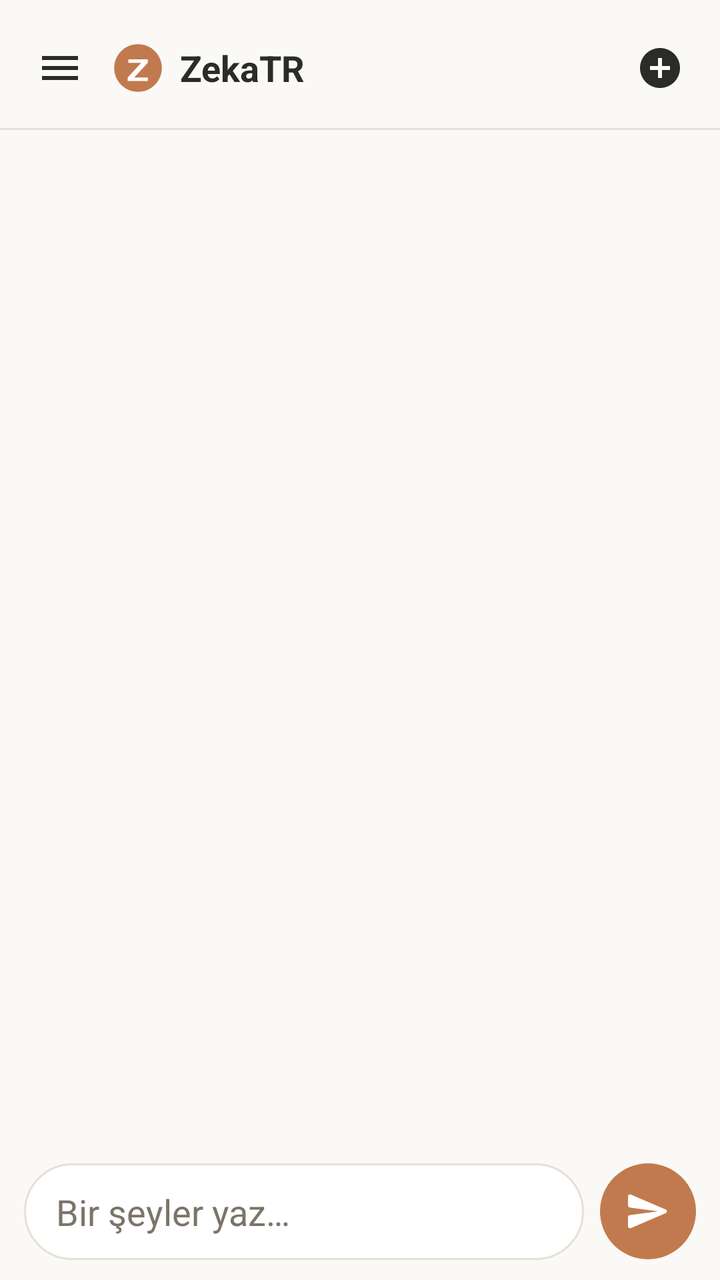
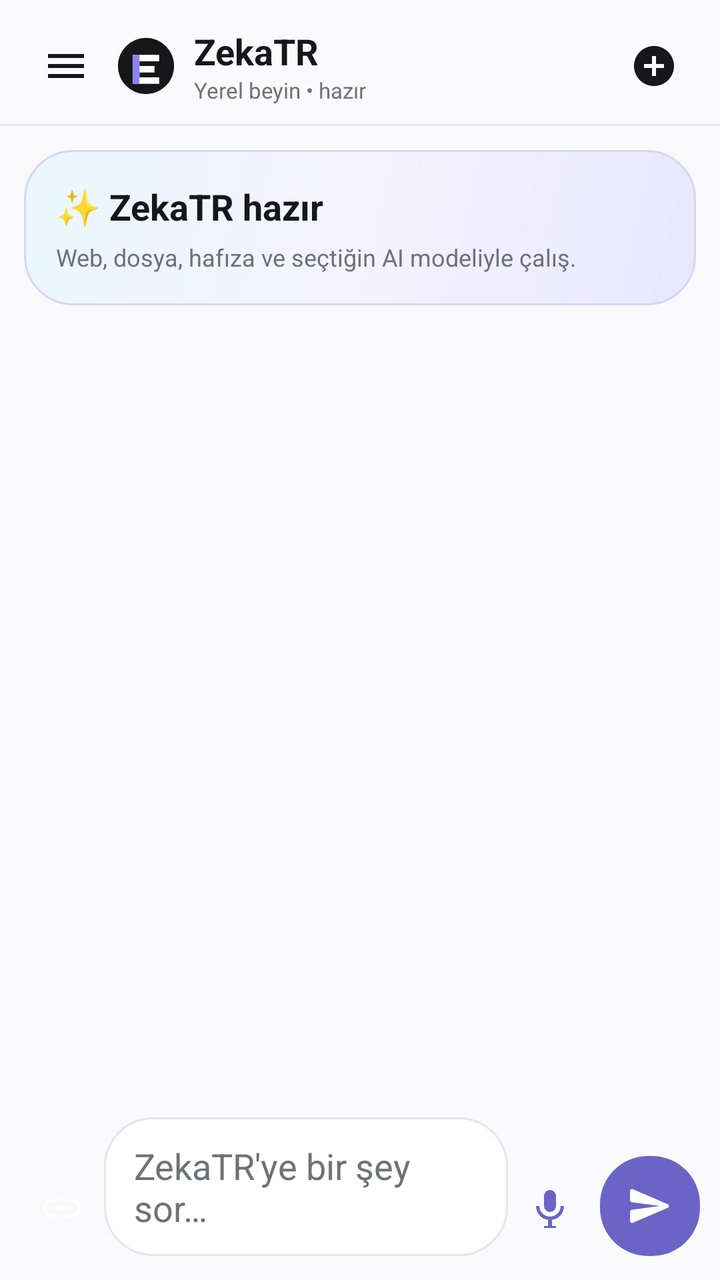

The first picture is an Android layout as it rendered before a commit; the second is the same layout after the commit. The layout source and the unified diff follow.
<!-- AndroidManifest.xml: activity theme Theme.ZekaTR -->
<!-- res/layout/activity_main.xml -->
<?xml version="1.0" encoding="utf-8"?>
<androidx.drawerlayout.widget.DrawerLayout
    xmlns:android="http://schemas.android.com/apk/res/android"
    xmlns:app="http://schemas.android.com/apk/res-auto"
    android:id="@+id/drawerLayout"
    android:layout_width="match_parent"
    android:layout_height="match_parent">

<androidx.constraintlayout.widget.ConstraintLayout
    android:layout_width="match_parent"
    android:layout_height="match_parent"
    android:background="@color/bg_main">

    
    <LinearLayout
        android:id="@+id/topBar"
        android:layout_width="0dp"
        android:layout_height="wrap_content"
        android:orientation="horizontal"
        android:gravity="center_vertical"
        android:paddingHorizontal="10dp"
        android:paddingTop="14dp"
        android:paddingBottom="10dp"
        app:layout_constraintTop_toTopOf="parent"
        app:layout_constraintStart_toStartOf="parent"
        app:layout_constraintEnd_toEndOf="parent">

        <ImageButton
            android:id="@+id/btnMenu"
            android:layout_width="40dp"
            android:layout_height="40dp"
            android:background="?attr/selectableItemBackgroundBorderless"
            android:src="@drawable/ic_menu"
            android:contentDescription="@string/menu_desc"
            android:scaleType="center" />

        <ImageView
            android:layout_width="26dp"
            android:layout_height="26dp"
            android:layout_marginStart="6dp"
            android:src="@drawable/ic_logo"
            android:contentDescription="@string/app_name" />

        <TextView
            android:layout_width="0dp"
            android:layout_height="wrap_content"
            android:layout_weight="1"
            android:layout_marginStart="8dp"
            android:text="@string/app_name"
            android:textColor="@color/text_primary"
            android:textSize="18sp"
            android:textStyle="bold" />

        <ImageButton
            android:id="@+id/btnNewChat"
            android:layout_width="40dp"
            android:layout_height="40dp"
            android:background="?attr/selectableItemBackgroundBorderless"
            android:src="@drawable/ic_new_chat"
            android:contentDescription="@string/history_new_chat"
            android:scaleType="center" />
    </LinearLayout>

    <View
        android:id="@+id/topDivider"
        android:layout_width="0dp"
        android:layout_height="1dp"
        android:background="@color/divider"
        app:layout_constraintTop_toBottomOf="@id/topBar"
        app:layout_constraintStart_toStartOf="parent"
        app:layout_constraintEnd_toEndOf="parent" />

    
    <androidx.recyclerview.widget.RecyclerView
        android:id="@+id/recyclerMessages"
        android:layout_width="0dp"
        android:layout_height="0dp"
        android:clipToPadding="false"
        android:paddingHorizontal="12dp"
        android:paddingTop="12dp"
        android:paddingBottom="12dp"
        app:layout_constraintTop_toBottomOf="@id/topDivider"
        app:layout_constraintBottom_toTopOf="@id/inputBar"
        app:layout_constraintStart_toStartOf="parent"
        app:layout_constraintEnd_toEndOf="parent" />

    
    <LinearLayout
        android:id="@+id/inputBar"
        android:layout_width="0dp"
        android:layout_height="wrap_content"
        android:orientation="horizontal"
        android:gravity="center_vertical"
        android:paddingHorizontal="12dp"
        android:paddingVertical="10dp"
        app:layout_constraintBottom_toBottomOf="parent"
        app:layout_constraintStart_toStartOf="parent"
        app:layout_constraintEnd_toEndOf="parent">

        <EditText
            android:id="@+id/editMessage"
            android:layout_width="0dp"
            android:layout_height="wrap_content"
            android:layout_weight="1"
            android:background="@drawable/bg_input"
            android:hint="@string/hint_message"
            android:textColorHint="@color/text_secondary"
            android:textColor="@color/text_primary"
            android:paddingHorizontal="16dp"
            android:paddingVertical="12dp"
            android:maxLines="5"
            android:inputType="textMultiLine|textCapSentences" />

        <ImageButton
            android:id="@+id/btnSend"
            android:layout_width="48dp"
            android:layout_height="48dp"
            android:layout_marginStart="8dp"
            android:background="@drawable/bg_send_button"
            android:src="@drawable/ic_send"
            android:contentDescription="@string/send"
            android:scaleType="center" />
    </LinearLayout>

</androidx.constraintlayout.widget.ConstraintLayout>

    
    <include
        layout="@layout/drawer_content"
        android:layout_width="300dp"
        android:layout_height="match_parent"
        android:layout_gravity="start" />

</androidx.drawerlayout.widget.DrawerLayout>
<!-- res/layout/drawer_content.xml (included above) -->
<?xml version="1.0" encoding="utf-8"?>
<LinearLayout xmlns:android="http://schemas.android.com/apk/res/android"
    android:layout_width="match_parent"
    android:layout_height="match_parent"
    android:orientation="vertical"
    android:background="@color/bg_main"
    android:paddingTop="32dp">

    <TextView
        android:layout_width="wrap_content"
        android:layout_height="wrap_content"
        android:layout_marginStart="20dp"
        android:layout_marginBottom="24dp"
        android:text="@string/app_name"
        android:textColor="@color/text_primary"
        android:textSize="24sp"
        android:textStyle="bold" />

    <LinearLayout
        android:id="@+id/rowNewChat"
        android:layout_width="match_parent"
        android:layout_height="wrap_content"
        android:orientation="horizontal"
        android:gravity="center_vertical"
        android:clickable="true"
        android:focusable="true"
        android:background="?attr/selectableItemBackground"
        android:paddingHorizontal="20dp"
        android:paddingVertical="14dp">

        <ImageView
            android:layout_width="22dp"
            android:layout_height="22dp"
            android:src="@drawable/ic_new_chat"
            android:contentDescription="@string/history_new_chat" />

        <TextView
            android:layout_width="wrap_content"
            android:layout_height="wrap_content"
            android:layout_marginStart="16dp"
            android:text="@string/history_new_chat"
            android:textColor="@color/text_primary"
            android:textSize="15sp" />
    </LinearLayout>

    <LinearLayout
        android:id="@+id/rowHistory"
        android:layout_width="match_parent"
        android:layout_height="wrap_content"
        android:orientation="horizontal"
        android:gravity="center_vertical"
        android:clickable="true"
        android:focusable="true"
        android:background="?attr/selectableItemBackground"
        android:paddingHorizontal="20dp"
        android:paddingVertical="14dp">

        <ImageView
            android:layout_width="22dp"
            android:layout_height="22dp"
            android:src="@drawable/ic_history"
            android:contentDescription="@string/history_title" />

        <TextView
            android:layout_width="wrap_content"
            android:layout_height="wrap_content"
            android:layout_marginStart="16dp"
            android:text="@string/history_title"
            android:textColor="@color/text_primary"
            android:textSize="15sp" />
    </LinearLayout>

    <View
        android:layout_width="match_parent"
        android:layout_height="1dp"
        android:layout_marginVertical="8dp"
        android:background="@color/divider" />

    <LinearLayout
        android:id="@+id/rowSettings"
        android:layout_width="match_parent"
        android:layout_height="wrap_content"
        android:orientation="horizontal"
        android:gravity="center_vertical"
        android:clickable="true"
        android:focusable="true"
        android:background="?attr/selectableItemBackground"
        android:paddingHorizontal="20dp"
        android:paddingVertical="14dp">

        <ImageView
            android:layout_width="22dp"
            android:layout_height="22dp"
            android:src="@drawable/ic_settings"
            android:contentDescription="@string/settings_title" />

        <TextView
            android:layout_width="wrap_content"
            android:layout_height="wrap_content"
            android:layout_marginStart="16dp"
            android:text="@string/settings_title"
            android:textColor="@color/text_primary"
            android:textSize="15sp" />
    </LinearLayout>

    <View
        android:layout_width="0dp"
        android:layout_height="0dp"
        android:layout_weight="1" />

    <View
        android:layout_width="match_parent"
        android:layout_height="1dp"
        android:background="@color/divider" />

    <LinearLayout
        android:layout_width="match_parent"
        android:layout_height="wrap_content"
        android:orientation="horizontal"
        android:gravity="center_vertical"
        android:padding="18dp">

        <TextView
            android:id="@+id/textDrawerAvatar"
            android:layout_width="32dp"
            android:layout_height="32dp"
            android:background="@drawable/bg_avatar_circle"
            android:gravity="center"
            android:text="Z"
            android:textColor="@color/white"
            android:textStyle="bold" />

        <TextView
            android:id="@+id/textDrawerName"
            android:layout_width="wrap_content"
            android:layout_height="wrap_content"
            android:layout_marginStart="12dp"
            android:textColor="@color/text_primary"
            android:textSize="14sp" />
    </LinearLayout>
</LinearLayout>
<!-- resources referenced by this layout -->
<resources>
  <color name="bg_main">#FAF9F6</color>
  <color name="divider">#E5E1D8</color>
  <color name="text_primary">#2B2B29</color>
  <color name="text_secondary">#7A7568</color>
  <color name="white">#FFFFFF</color>
  <!-- drawable bg_avatar_circle (drawable) -->
  <?xml version="1.0" encoding="utf-8"?>
  <shape xmlns:android="http://schemas.android.com/apk/res/android"
      android:shape="oval">
      <solid android:color="@color/accent" />
  </shape>
  <!-- drawable bg_input (drawable) -->
  <?xml version="1.0" encoding="utf-8"?>
  <shape xmlns:android="http://schemas.android.com/apk/res/android">
      <solid android:color="@color/white" />
      <stroke android:width="1dp" android:color="@color/divider" />
      <corners android:radius="24dp" />
  </shape>
  <!-- drawable bg_send_button (drawable) -->
  <?xml version="1.0" encoding="utf-8"?>
  <shape xmlns:android="http://schemas.android.com/apk/res/android">
      <solid android:color="@color/accent" />
      <corners android:radius="24dp" />
  </shape>
  <!-- drawable ic_logo (drawable) -->
  <?xml version="1.0" encoding="utf-8"?>
  <vector xmlns:android="http://schemas.android.com/apk/res/android"
      android:width="48dp"
      android:height="48dp"
      android:viewportWidth="48"
      android:viewportHeight="48">
      <path
          android:fillColor="#C17A4E"
          android:pathData="M24,2 C11.85,2 2,11.85 2,24 C2,36.15 11.85,46 24,46 C36.15,46 46,36.15 46,24 C46,11.85 36.15,2 24,2 Z" />
      <path
          android:fillColor="#FFFFFF"
          android:pathData="M15,16 h18 v3.2 l-12.5,13.6 h12.5 v3.2 h-18.5 v-3.2 l12.5,-13.6 h-12 z" />
  </vector>
  <!-- drawable ic_menu (drawable) -->
  <?xml version="1.0" encoding="utf-8"?>
  <vector xmlns:android="http://schemas.android.com/apk/res/android"
      android:width="24dp"
      android:height="24dp"
      android:viewportWidth="24"
      android:viewportHeight="24"
      android:tint="@color/text_primary">
      <path
          android:fillColor="@android:color/white"
          android:pathData="M3,6h18v2H3V6zM3,11h18v2H3V11zM3,16h18v2H3V16z" />
  </vector>
  <string name="app_name">ZekaTR</string>
  <string name="hint_message">Bir şeyler yaz…</string>
  <string name="history_new_chat">Yeni Sohbet</string>
  <string name="history_title">Sohbetler</string>
  <string name="menu_desc">Menü</string>
  <string name="send">Gönder</string>
  <string name="settings_title">Ayarlar</string>
  <color name="accent">#C17A4E</color>
  <color name="accent_dark">#A2603A</color>
  <!-- unchanged entries left out for length: 5 -->
</resources>

<!-- the commit's change to res/layout/activity_main.xml (unified diff, before → after) -->
@@ -1,136 +1,29 @@
 <?xml version="1.0" encoding="utf-8"?>
-<androidx.drawerlayout.widget.DrawerLayout
-    xmlns:android="http://schemas.android.com/apk/res/android"
-    xmlns:app="http://schemas.android.com/apk/res-auto"
-    android:id="@+id/drawerLayout"
-    android:layout_width="match_parent"
-    android:layout_height="match_parent">
-
-<androidx.constraintlayout.widget.ConstraintLayout
-    android:layout_width="match_parent"
-    android:layout_height="match_parent"
-    android:background="@color/bg_main">
-
-    
-    <LinearLayout
-        android:id="@+id/topBar"
-        android:layout_width="0dp"
-        android:layout_height="wrap_content"
-        android:orientation="horizontal"
-        android:gravity="center_vertical"
-        android:paddingHorizontal="10dp"
-        android:paddingTop="14dp"
-        android:paddingBottom="10dp"
-        app:layout_constraintTop_toTopOf="parent"
-        app:layout_constraintStart_toStartOf="parent"
-        app:layout_constraintEnd_toEndOf="parent">
-
-        <ImageButton
-            android:id="@+id/btnMenu"
-            android:layout_width="40dp"
-            android:layout_height="40dp"
-            android:background="?attr/selectableItemBackgroundBorderless"
-            android:src="@drawable/ic_menu"
-            android:contentDescription="@string/menu_desc"
-            android:scaleType="center" />
-
-        <ImageView
-            android:layout_width="26dp"
-            android:layout_height="26dp"
-            android:layout_marginStart="6dp"
-            android:src="@drawable/ic_logo"
-            android:contentDescription="@string/app_name" />
-
-        <TextView
-            android:layout_width="0dp"
-            android:layout_height="wrap_content"
-            android:layout_weight="1"
-            android:layout_marginStart="8dp"
-            android:text="@string/app_name"
-            android:textColor="@color/text_primary"
-            android:textSize="18sp"
-            android:textStyle="bold" />
-
-        <ImageButton
-            android:id="@+id/btnNewChat"
-            android:layout_width="40dp"
-            android:layout_height="40dp"
-            android:background="?attr/selectableItemBackgroundBorderless"
-            android:src="@drawable/ic_new_chat"
-            android:contentDescription="@string/history_new_chat"
-            android:scaleType="center" />
-    </LinearLayout>
-
-    <View
-        android:id="@+id/topDivider"
-        android:layout_width="0dp"
-        android:layout_height="1dp"
-        android:background="@color/divider"
-        app:layout_constraintTop_toBottomOf="@id/topBar"
-        app:layout_constraintStart_toStartOf="parent"
-        app:layout_constraintEnd_toEndOf="parent" />
-
-    
-    <androidx.recyclerview.widget.RecyclerView
-        android:id="@+id/recyclerMessages"
-        android:layout_width="0dp"
-        android:layout_height="0dp"
-        android:clipToPadding="false"
-        android:paddingHorizontal="12dp"
-        android:paddingTop="12dp"
-        android:paddingBottom="12dp"
-        app:layout_constraintTop_toBottomOf="@id/topDivider"
-        app:layout_constraintBottom_toTopOf="@id/inputBar"
-        app:layout_constraintStart_toStartOf="parent"
-        app:layout_constraintEnd_toEndOf="parent" />
-
-    
-    <LinearLayout
-        android:id="@+id/inputBar"
-        android:layout_width="0dp"
-        android:layout_height="wrap_content"
-        android:orientation="horizontal"
-        android:gravity="center_vertical"
-        android:paddingHorizontal="12dp"
-        android:paddingVertical="10dp"
-        app:layout_constraintBottom_toBottomOf="parent"
-        app:layout_constraintStart_toStartOf="parent"
-        app:layout_constraintEnd_toEndOf="parent">
-
-        <EditText
-            android:id="@+id/editMessage"
-            android:layout_width="0dp"
-            android:layout_height="wrap_content"
-            android:layout_weight="1"
-            android:background="@drawable/bg_input"
-            android:hint="@string/hint_message"
-            android:textColorHint="@color/text_secondary"
-            android:textColor="@color/text_primary"
-            android:paddingHorizontal="16dp"
-            android:paddingVertical="12dp"
-            android:maxLines="5"
-            android:inputType="textMultiLine|textCapSentences" />
-
-        <ImageButton
-            android:id="@+id/btnSend"
-            android:layout_width="48dp"
-            android:layout_height="48dp"
-            android:layout_marginStart="8dp"
-            android:background="@drawable/bg_send_button"
-            android:src="@drawable/ic_send"
-            android:contentDescription="@string/send"
-            android:scaleType="center" />
-    </LinearLayout>
-
-</androidx.constraintlayout.widget.ConstraintLayout>
-
-    
-    <include
-        layout="@layout/drawer_content"
-        android:layout_width="300dp"
-        android:layout_height="match_parent"
-        android:layout_gravity="start" />
-
+<androidx.drawerlayout.widget.DrawerLayout xmlns:android="http://schemas.android.com/apk/res/android" xmlns:app="http://schemas.android.com/apk/res-auto" android:id="@+id/drawerLayout" android:layout_width="match_parent" android:layout_height="match_parent">
+    <androidx.constraintlayout.widget.ConstraintLayout android:layout_width="match_parent" android:layout_height="match_parent" android:background="@color/bg_main">
+        <LinearLayout android:id="@+id/topBar" android:layout_width="0dp" android:layout_height="wrap_content" android:orientation="horizontal" android:gravity="center_vertical" android:paddingHorizontal="12dp" android:paddingTop="12dp" android:paddingBottom="8dp" app:layout_constraintTop_toTopOf="parent" app:layout_constraintStart_toStartOf="parent" app:layout_constraintEnd_toEndOf="parent">
+            <ImageButton android:id="@+id/btnMenu" android:layout_width="42dp" android:layout_height="42dp" android:background="?attr/selectableItemBackgroundBorderless" android:src="@drawable/ic_menu" android:contentDescription="Menü" />
+            <ImageView android:layout_width="30dp" android:layout_height="30dp" android:layout_marginStart="4dp" android:src="@drawable/ic_logo" android:contentDescription="ZekaTR" />
+            <LinearLayout android:layout_width="0dp" android:layout_height="wrap_content" android:layout_weight="1" android:orientation="vertical" android:layout_marginStart="9dp">
+                <TextView android:layout_width="wrap_content" android:layout_height="wrap_content" android:text="ZekaTR" android:textColor="@color/text_primary" android:textSize="18sp" android:textStyle="bold" />
+                <TextView android:id="@+id/textModelStatus" android:layout_width="wrap_content" android:layout_height="wrap_content" android:text="Yerel beyin • hazır" android:textColor="@color/text_secondary" android:textSize="11sp" />
+            </LinearLayout>
+            <ImageButton android:id="@+id/btnNewChat" android:layout_width="42dp" android:layout_height="42dp" android:background="?attr/selectableItemBackgroundBorderless" android:src="@drawable/ic_new_chat" android:contentDescription="Yeni sohbet" />
+        </LinearLayout>
+        <View android:id="@+id/topDivider" android:layout_width="0dp" android:layout_height="1dp" android:background="@color/divider" app:layout_constraintTop_toBottomOf="@id/topBar" app:layout_constraintStart_toStartOf="parent" app:layout_constraintEnd_toEndOf="parent" />
+        <LinearLayout android:id="@+id/quickCard" android:layout_width="0dp" android:layout_height="wrap_content" android:orientation="vertical" android:padding="16dp" android:layout_margin="12dp" android:background="@drawable/bg_hero_card" app:layout_constraintTop_toBottomOf="@id/topDivider" app:layout_constraintStart_toStartOf="parent" app:layout_constraintEnd_toEndOf="parent">
+            <TextView android:layout_width="wrap_content" android:layout_height="wrap_content" android:text="✨ ZekaTR hazır" android:textColor="@color/text_primary" android:textSize="18sp" android:textStyle="bold" />
+            <TextView android:id="@+id/textQuickHint" android:layout_width="match_parent" android:layout_height="wrap_content" android:layout_marginTop="5dp" android:text="Web, dosya, hafıza ve seçtiğin AI modeliyle çalış." android:textColor="@color/text_secondary" android:textSize="12sp" />
+        </LinearLayout>
+        <androidx.recyclerview.widget.RecyclerView android:id="@+id/recyclerMessages" android:layout_width="0dp" android:layout_height="0dp" android:clipToPadding="false" android:paddingHorizontal="12dp" android:paddingTop="4dp" android:paddingBottom="12dp" app:layout_constraintTop_toBottomOf="@id/quickCard" app:layout_constraintBottom_toTopOf="@id/inputBar" app:layout_constraintStart_toStartOf="parent" app:layout_constraintEnd_toEndOf="parent" />
+        <LinearLayout android:id="@+id/inputBar" android:layout_width="0dp" android:layout_height="wrap_content" android:orientation="horizontal" android:gravity="bottom" android:paddingHorizontal="10dp" android:paddingTop="8dp" android:paddingBottom="12dp" app:layout_constraintBottom_toBottomOf="parent" app:layout_constraintStart_toStartOf="parent" app:layout_constraintEnd_toEndOf="parent">
+            <ImageButton android:id="@+id/btnAttach" android:layout_width="42dp" android:layout_height="48dp" android:background="?attr/selectableItemBackgroundBorderless" android:src="@drawable/ic_link" android:contentDescription="Dosya ekle" />
+            <EditText android:id="@+id/editMessage" android:layout_width="0dp" android:layout_height="wrap_content" android:layout_weight="1" android:background="@drawable/bg_input" android:hint="ZekaTR'ye bir şey sor…" android:textColorHint="@color/text_secondary" android:textColor="@color/text_primary" android:paddingHorizontal="15dp" android:paddingVertical="12dp" android:maxLines="5" android:minHeight="48dp" android:inputType="textMultiLine|textCapSentences" />
+            <ImageButton android:id="@+id/btnVoice" android:layout_width="42dp" android:layout_height="48dp" android:background="?attr/selectableItemBackgroundBorderless" android:src="@drawable/ic_mic" android:contentDescription="Sesli konuş" />
+            <ImageButton android:id="@+id/btnSend" android:layout_width="50dp" android:layout_height="50dp" android:layout_marginStart="4dp" android:background="@drawable/bg_send_button" android:src="@drawable/ic_send" android:contentDescription="Gönder" android:scaleType="center" />
+        </LinearLayout>
+    </androidx.constraintlayout.widget.ConstraintLayout>
+    <include layout="@layout/drawer_content" android:layout_width="310dp" android:layout_height="match_parent" android:layout_gravity="start" />
 </androidx.drawerlayout.widget.DrawerLayout>
 <!-- res/layout/drawer_content.xml (included above) -->
 <?xml version="1.0" encoding="utf-8"?>
@@ -205,6 +98,36 @@
             android:textSize="15sp" />
     </LinearLayout>
 
+    <LinearLayout
+        android:id="@+id/rowTraining"
+        android:layout_width="match_parent"
+        android:layout_height="wrap_content"
+        android:orientation="horizontal"
+        android:gravity="center_vertical"
+        android:clickable="true"
+        android:focusable="true"
+        android:background="?attr/selectableItemBackground"
+        android:paddingHorizontal="20dp"
+        android:paddingVertical="14dp">
+        <TextView android:layout_width="22dp" android:layout_height="22dp" android:text="🧠" android:gravity="center" />
+        <TextView android:layout_width="wrap_content" android:layout_height="wrap_content" android:layout_marginStart="16dp" android:text="Eğitim Merkezi" android:textColor="@color/text_primary" android:textSize="15sp" />
+    </LinearLayout>
+
+    <LinearLayout
+        android:id="@+id/rowImageLab"
+        android:layout_width="match_parent"
+        android:layout_height="wrap_content"
+        android:orientation="horizontal"
+        android:gravity="center_vertical"
+        android:clickable="true"
+        android:focusable="true"
+        android:background="?attr/selectableItemBackground"
+        android:paddingHorizontal="20dp"
+        android:paddingVertical="14dp">
+        <TextView android:layout_width="22dp" android:layout_height="22dp" android:text="🎨" android:gravity="center" />
+        <TextView android:layout_width="wrap_content" android:layout_height="wrap_content" android:layout_marginStart="16dp" android:text="Görsel Atölyesi" android:textColor="@color/text_primary" android:textSize="15sp" />
+    </LinearLayout>
+
     <View
         android:layout_width="match_parent"
         android:layout_height="1dp"
<!-- resource entries referenced after the edit -->
@@ -1,9 +1,9 @@
 <!-- resources referenced by this layout -->
 <resources>
-  <color name="bg_main">#FAF9F6</color>
-  <color name="divider">#E5E1D8</color>
-  <color name="text_primary">#2B2B29</color>
-  <color name="text_secondary">#7A7568</color>
+  <color name="bg_main">#FAFAFC</color>
+  <color name="divider">#E5E5EA</color>
+  <color name="text_primary">#17171B</color>
+  <color name="text_secondary">#707078</color>
   <color name="white">#FFFFFF</color>
   <!-- drawable bg_avatar_circle (drawable) -->
   <?xml version="1.0" encoding="utf-8"?>
@@ -11,6 +11,9 @@
       android:shape="oval">
       <solid android:color="@color/accent" />
   </shape>
+  <!-- drawable bg_hero_card (drawable) -->
+  <?xml version="1.0" encoding="utf-8"?>
+  <shape xmlns:android="http://schemas.android.com/apk/res/android" android:shape="rectangle"><corners android:radius="24dp"/><gradient android:angle="135" android:startColor="#E9E7FF" android:centerColor="#F5F3FF" android:endColor="#E9F7FF"/><stroke android:width="1dp" android:color="#D8D5F2"/><padding android:left="2dp" android:top="2dp" android:right="2dp" android:bottom="2dp"/></shape>
   <!-- drawable bg_input (drawable) -->
   <?xml version="1.0" encoding="utf-8"?>
   <shape xmlns:android="http://schemas.android.com/apk/res/android">
@@ -24,20 +27,19 @@
       <solid android:color="@color/accent" />
       <corners android:radius="24dp" />
   </shape>
-  <!-- drawable ic_logo (drawable) -->
+  <!-- drawable ic_link (drawable) -->
   <?xml version="1.0" encoding="utf-8"?>
   <vector xmlns:android="http://schemas.android.com/apk/res/android"
-      android:width="48dp"
-      android:height="48dp"
-      android:viewportWidth="48"
-      android:viewportHeight="48">
+      android:width="24dp"
+      android:height="24dp"
+      android:viewportWidth="24"
+      android:viewportHeight="24">
       <path
-          android:fillColor="#C17A4E"
-          android:pathData="M24,2 C11.85,2 2,11.85 2,24 C2,36.15 11.85,46 24,46 C36.15,46 46,36.15 46,24 C46,11.85 36.15,2 24,2 Z" />
-      <path
-          android:fillColor="#FFFFFF"
-          android:pathData="M15,16 h18 v3.2 l-12.5,13.6 h12.5 v3.2 h-18.5 v-3.2 l12.5,-13.6 h-12 z" />
+          android:fillColor="@android:color/white"
+          android:pathData="M3.9,12c0,-1.71 1.39,-3.1 3.1,-3.1h4V7.5H7c-2.49,0 -4.5,2.01 -4.5,4.5S4.51,16.5 7,16.5h4v-1.4H7c-1.71,0 -3.1,-1.39 -3.1,-3.1zM8,13h8v-2H8v2zM17,7.5h-4v1.4h4c1.71,0 3.1,1.39 3.1,3.1s-1.39,3.1 -3.1,3.1h-4v1.4h4c2.49,0 4.5,-2.01 4.5,-4.5S19.49,7.5 17,7.5z" />
   </vector>
+  <!-- drawable ic_logo (drawable) -->
+  <vector xmlns:android="http://schemas.android.com/apk/res/android" android:width="64dp" android:height="64dp" android:viewportWidth="64" android:viewportHeight="64"><path android:fillColor="#17171B" android:pathData="M32,2A30,30 0,1 0,32 62A30,30 0,1 0,32 2"/><path android:fillColor="#FFFFFF" android:pathData="M18,20h28v7H25v5h16v7H25v5h21v7H18z"/><path android:fillColor="#8B82F7" android:pathData="M18,20h7v31h-7z"/></vector>
   <!-- drawable ic_menu (drawable) -->
   <?xml version="1.0" encoding="utf-8"?>
   <vector xmlns:android="http://schemas.android.com/apk/res/android"
@@ -50,15 +52,14 @@
           android:fillColor="@android:color/white"
           android:pathData="M3,6h18v2H3V6zM3,11h18v2H3V11zM3,16h18v2H3V16z" />
   </vector>
+  <!-- drawable ic_mic (drawable) -->
+  <vector xmlns:android="http://schemas.android.com/apk/res/android" android:width="24dp" android:height="24dp" android:viewportWidth="24" android:viewportHeight="24"><path android:fillColor="#6B63C6" android:pathData="M12,14a3,3 0,0 0,3 -3V6a3,3 0,0 0,-6 0v5a3,3 0,0 0,3 3zM17.3,11a5.3,5.3 0,0 1,-10.6 0H5a7,7 0,0 0,6 6.92V21H9v1h6v-1h-2v-3.08A7,7 0,0 0,19 11h-1.7z"/></vector>
   <string name="app_name">ZekaTR</string>
-  <string name="hint_message">Bir şeyler yaz…</string>
   <string name="history_new_chat">Yeni Sohbet</string>
   <string name="history_title">Sohbetler</string>
-  <string name="menu_desc">Menü</string>
-  <string name="send">Gönder</string>
   <string name="settings_title">Ayarlar</string>
-  <color name="accent">#C17A4E</color>
-  <color name="accent_dark">#A2603A</color>
+  <color name="accent">#6B63C6</color>
+  <color name="accent_dark">#5048A6</color>
   <!-- unchanged entries left out for length: 5 -->
 </resources>
 
